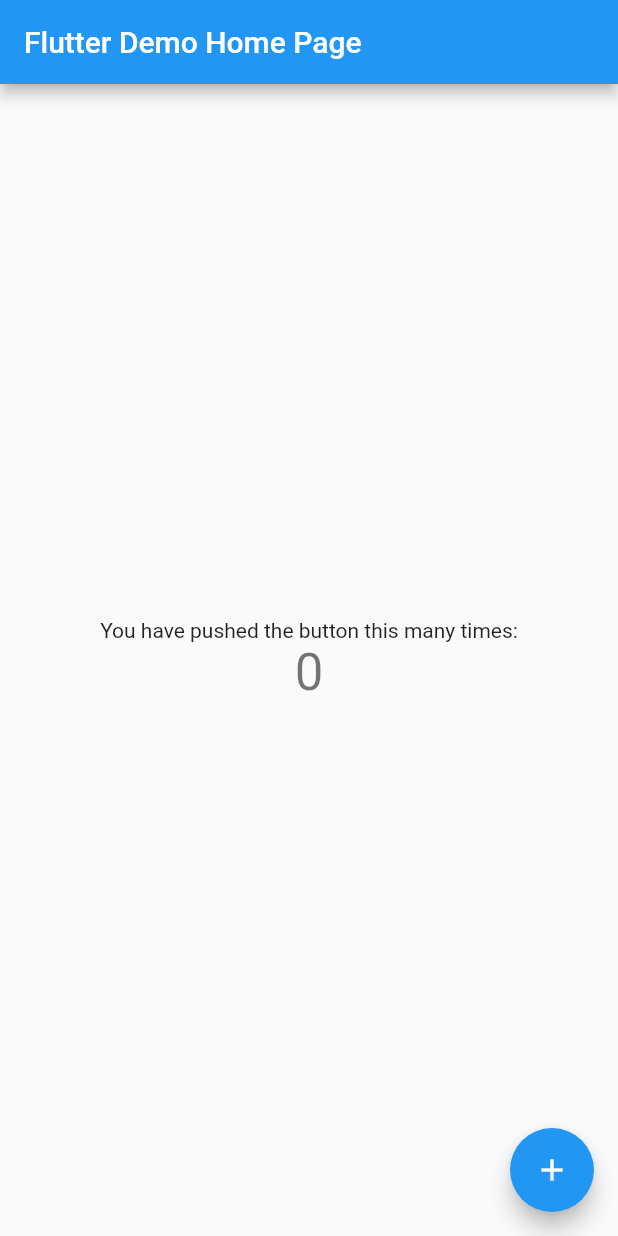
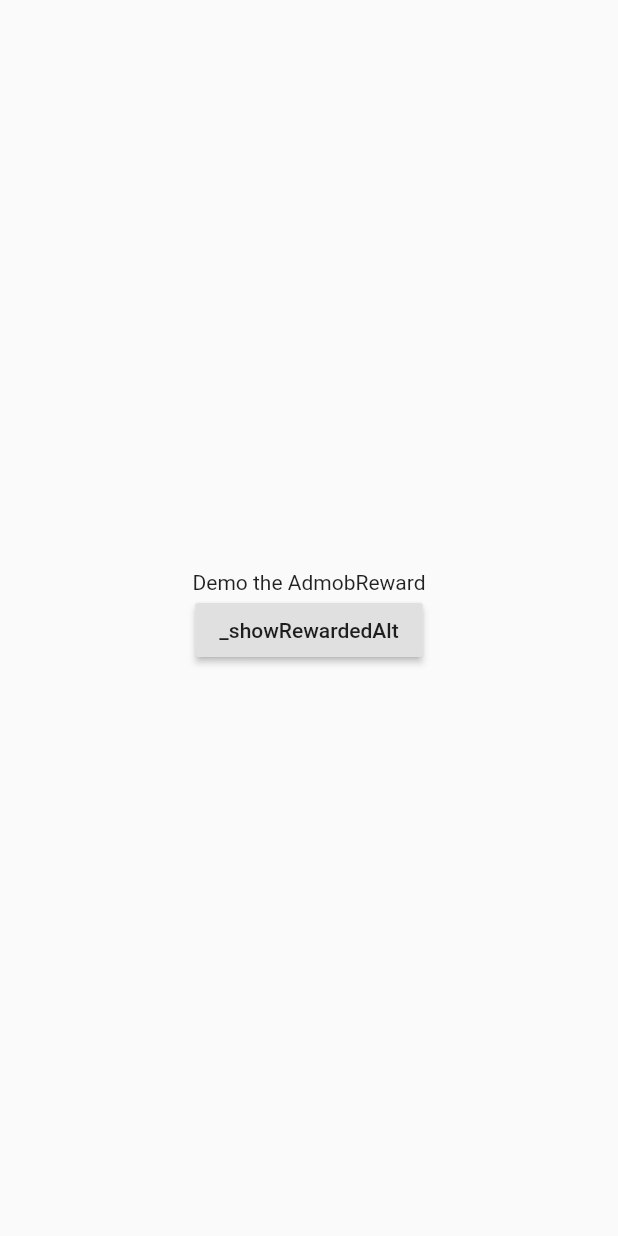
Before and after one commit to ming-chu/admob-flutter-reward-test, a Flutter app: the screen it shows after launch, on a phone screen of 412 x 824 dp. Run offline on Flutter 3.47's test engine with Material 2 defaults, Android fonts, the phone set to English and light mode, and no system bars; missing offline and left inert: admob_flutter.

Commit message:
Add admob

```diff
--- a/lib/main.dart
+++ b/lib/main.dart
@@ -1,117 +1,97 @@
+import 'dart:async';
+import 'package:admob_flutter/admob_flutter.dart';
 import 'package:flutter/material.dart';
 
 void main() {
+  WidgetsFlutterBinding.ensureInitialized();
+  Admob.initialize();
   runApp(MyApp());
 }
 
 class MyApp extends StatelessWidget {
-  // This widget is the root of your application.
   @override
   Widget build(BuildContext context) {
     return MaterialApp(
       title: 'Flutter Demo',
       theme: ThemeData(
-        // This is the theme of your application.
-        //
-        // Try running your application with "flutter run". You'll see the
-        // application has a blue toolbar. Then, without quitting the app, try
-        // changing the primarySwatch below to Colors.green and then invoke
-        // "hot reload" (press "r" in the console where you ran "flutter run",
-        // or simply save your changes to "hot reload" in a Flutter IDE).
-        // Notice that the counter didn't reset back to zero; the application
-        // is not restarted.
         primarySwatch: Colors.blue,
-        // This makes the visual density adapt to the platform that you run
-        // the app on. For desktop platforms, the controls will be smaller and
-        // closer together (more dense) than on mobile platforms.
         visualDensity: VisualDensity.adaptivePlatformDensity,
       ),
-      home: MyHomePage(title: 'Flutter Demo Home Page'),
+      home: MyHomePage(),
     );
   }
 }
 
 class MyHomePage extends StatefulWidget {
-  MyHomePage({Key key, this.title}) : super(key: key);
-
-  // This widget is the home page of your application. It is stateful, meaning
-  // that it has a State object (defined below) that contains fields that affect
-  // how it looks.
-
-  // This class is the configuration for the state. It holds the values (in this
-  // case the title) provided by the parent (in this case the App widget) and
-  // used by the build method of the State. Fields in a Widget subclass are
-  // always marked "final".
-
-  final String title;
+  MyHomePage({Key key}) : super(key: key);
 
   @override
   _MyHomePageState createState() => _MyHomePageState();
 }
 
 class _MyHomePageState extends State<MyHomePage> {
-  int _counter = 0;
+  @override
+  void initState() {
+    super.initState();
+  }
 
-  void _incrementCounter() {
-    setState(() {
-      // This call to setState tells the Flutter framework that something has
-      // changed in this State, which causes it to rerun the build method below
-      // so that the display can reflect the updated values. If we changed
-      // _counter without calling setState(), then the build method would not be
-      // called again, and so nothing would appear to happen.
-      _counter++;
-    });
+  Future<int> _showRewardedAlt() async {
+    var completer = Completer<int>();
+
+    AdmobReward rewardAd;
+    rewardAd = AdmobReward(
+      adUnitId: 'ca-app-pub-3940256099942544/5224354917',
+      listener: (AdmobAdEvent event, Map<String, dynamic> args) {
+        print('>>>>EVENT ARGS $args');
+        switch (event) {
+          case AdmobAdEvent.rewarded:
+            completer.complete(args["rewardAmount"]);
+            break;
+
+          case AdmobAdEvent.clicked:
+          case AdmobAdEvent.impression:
+          case AdmobAdEvent.opened:
+          case AdmobAdEvent.started:
+          case AdmobAdEvent.completed:
+            print('New reward event: $event');
+            break;
+
+          case AdmobAdEvent.failedToLoad:
+          case AdmobAdEvent.leftApplication:
+          case AdmobAdEvent.closed:
+            print('Rewarded event ERROR with $event');
+            completer.completeError(event);
+            break;
+
+          case AdmobAdEvent.loaded:
+            print('CARREGOU');
+            rewardAd.show();
+            break;
+        }
+      },
+    );
+
+    rewardAd.load();
+    return completer.future;
   }
 
   @override
   Widget build(BuildContext context) {
-    // This method is rerun every time setState is called, for instance as done
-    // by the _incrementCounter method above.
-    //
-    // The Flutter framework has been optimized to make rerunning build methods
-    // fast, so that you can just rebuild anything that needs updating rather
-    // than having to individually change instances of widgets.
     return Scaffold(
-      appBar: AppBar(
-        // Here we take the value from the MyHomePage object that was created by
-        // the App.build method, and use it to set our appbar title.
-        title: Text(widget.title),
-      ),
       body: Center(
-        // Center is a layout widget. It takes a single child and positions it
-        // in the middle of the parent.
         child: Column(
-          // Column is also a layout widget. It takes a list of children and
-          // arranges them vertically. By default, it sizes itself to fit its
-          // children horizontally, and tries to be as tall as its parent.
-          //
-          // Invoke "debug painting" (press "p" in the console, choose the
-          // "Toggle Debug Paint" action from the Flutter Inspector in Android
-          // Studio, or the "Toggle Debug Paint" command in Visual Studio Code)
-          // to see the wireframe for each widget.
-          //
-          // Column has various properties to control how it sizes itself and
-          // how it positions its children. Here we use mainAxisAlignment to
-          // center the children vertically; the main axis here is the vertical
-          // axis because Columns are vertical (the cross axis would be
-          // horizontal).
           mainAxisAlignment: MainAxisAlignment.center,
-          children: <Widget>[
-            Text(
-              'You have pushed the button this many times:',
-            ),
-            Text(
-              '$_counter',
-              style: Theme.of(context).textTheme.headline4,
+          children: [
+            Text('Demo the AdmobReward'),
+            RaisedButton(
+              child: Text('_showRewardedAlt'),
+              onPressed: () {
+                _showRewardedAlt().then((value) => print('>>>value: $value'));
+              },
             ),
           ],
         ),
       ),
-      floatingActionButton: FloatingActionButton(
-        onPressed: _incrementCounter,
-        tooltip: 'Increment',
-        child: Icon(Icons.add),
-      ), // This trailing comma makes auto-formatting nicer for build methods.
     );
   }
 }
--- a/pubspec.yaml
+++ b/pubspec.yaml
@@ -28,7 +28,8 @@ dependencies:
   # Use with the CupertinoIcons class for iOS style icons.
   cupertino_icons: ^0.1.3
 
-  admob_flutter: ^0.3.4
+#  admob_flutter: ^0.3.4
+  admob_flutter: ^1.0.0-beta.7
 
 dev_dependencies:
   flutter_test:
```
Also changed, not shown: pubspec.lock, 1 other file.
